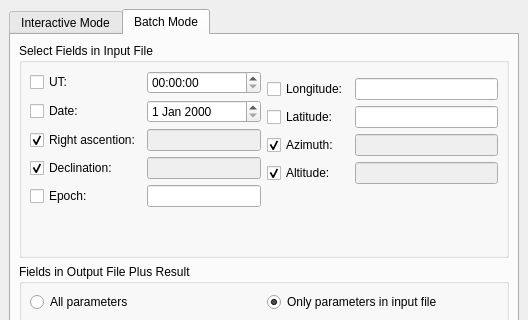
This is kstars/tools/modcalcaltaz.ui in KDE/kstars as Qt 5 draws it before an edit; both pictures show x 0 to 528 and y 0 to 320 of the 528 by 544 pixel window. The edited form follows.
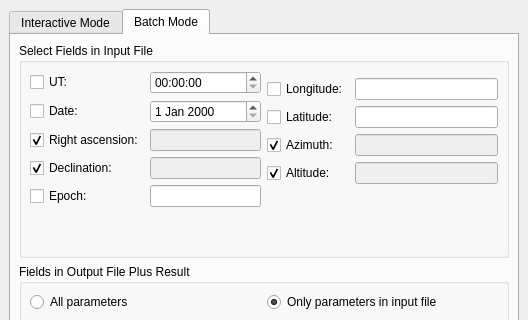
This is the edited form. The open tabs and pages were chosen to show the change. Custom widgets are drawn as their Qt base class.

Diff of the .ui file:
```diff
--- a/kstars/tools/modcalcaltaz.ui
+++ b/kstars/tools/modcalcaltaz.ui
@@ -370,7 +370,7 @@
               <item row="2" column="0" >
                <widget class="QCheckBox" name="raCheckBatch" >
                 <property name="text" >
-                 <string>Right ascention:</string>
+                 <string>Right ascension:</string>
                 </property>
                 <property name="checked" >
                  <bool>true</bool>
```
